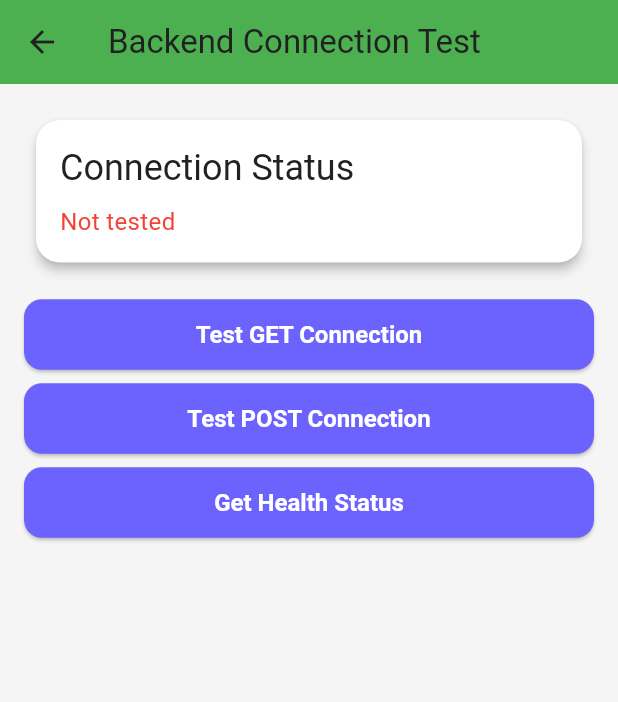
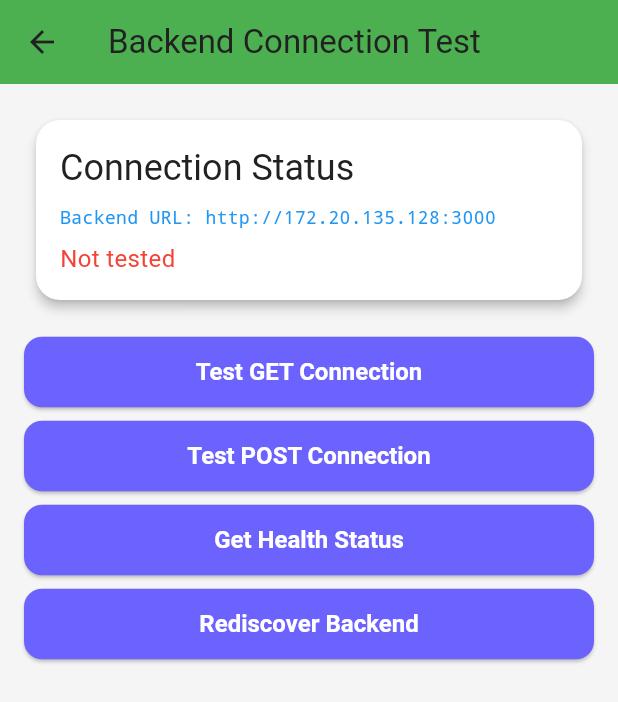
Before and after one commit to SongBuddy/SongBuddy-Frontend, a Flutter app: the BackendTestScreen screen opened directly, on a phone screen of 412 x 824 dp. Shown: the top 702 px of the screen. Run offline on Flutter 3.47's test engine with Material 3 defaults, Android fonts, the phone set to English and light mode, and no system bars; our stand-ins replace connectivity_plus, flutter_dotenv, flutter_secure_storage, share_plus, speech_to_text; accounts and stored records are empty; network calls fail; statements that could not run were skipped.

Commit message:
🔍 Add automatic backend discovery system
✨ Features:
- BackendDiscoveryService for automatic IP detection
- Dynamic backend URL resolution
- Network interface scanning
- Fallback URL system
- Caching with timeout

🔧 Smart Discovery:
- Scans common IPs: 127.0.0.1, 10.0.2.2, localhost
- Tests multiple ports: 3000, 3001, 8080, 8000
- Scans local network interfaces
- Caches successful discoveries
- 5-minute cache timeout

📱 UI Improvements:
- Shows discovered backend URL
- Rediscover backend button
- Real-time URL display
- Better error handling

🎯 Problem Solved:
- No more hardcoded IP addresses
- Works on any system automatically
- Handles iOS Simulator, Android Emulator, Physical devices
- Automatic fallback to working URLs

✅ Benefits:
- Zero configuration for new users
- Works across different networks
- Handles IP changes automatically
- Provides manual rediscovery option

```diff
--- a/lib/screens/backend_test_screen.dart
+++ b/lib/screens/backend_test_screen.dart
@@ -13,6 +13,26 @@ class _BackendTestScreenState extends State<BackendTestScreen> {
   String _status = 'Not tested';
   bool _isLoading = false;
   Map<String, dynamic>? _lastResponse;
+  String _backendUrl = 'Discovering...';
+
+  @override
+  void initState() {
+    super.initState();
+    _discoverBackend();
+  }
+
+  Future<void> _discoverBackend() async {
+    try {
+      final url = await BackendApiService.getCurrentBackendUrl();
+      setState(() {
+        _backendUrl = url;
+      });
+    } catch (e) {
+      setState(() {
+        _backendUrl = 'Discovery failed';
+      });
+    }
+  }
 
   Future<void> _testConnection() async {
     setState(() {
@@ -86,6 +106,29 @@ class _BackendTestScreenState extends State<BackendTestScreen> {
     }
   }
 
+  Future<void> _rediscoverBackend() async {
+    setState(() {
+      _isLoading = true;
+      _status = 'Rediscovering backend...';
+    });
+
+    try {
+      BackendApiService.clearBackendCache();
+      await _discoverBackend();
+      setState(() {
+        _status = '✅ Backend rediscovered!';
+      });
+    } catch (e) {
+      setState(() {
+        _status = '❌ Rediscovery failed: $e';
+      });
+    } finally {
+      setState(() {
+        _isLoading = false;
+      });
+    }
+  }
+
   @override
   Widget build(BuildContext context) {
     return Scaffold(
@@ -108,6 +151,15 @@ class _BackendTestScreenState extends State<BackendTestScreen> {
                     Text(
                       'Connection Status',
                       style: Theme.of(context).textTheme.headlineSmall,
+                    ),
+                    const SizedBox(height: 8),
+                    Text(
+                      'Backend URL: $_backendUrl',
+                      style: const TextStyle(
+                        fontSize: 12,
+                        color: Colors.blue,
+                        fontFamily: 'monospace',
+                      ),
                     ),
                     const SizedBox(height: 8),
                     Text(
@@ -146,6 +198,13 @@ class _BackendTestScreenState extends State<BackendTestScreen> {
             ElevatedButton(
               onPressed: _isLoading ? null : _getHealthStatus,
               child: const Text('Get Health Status'),
+            ),
+
+            const SizedBox(height: 8),
+
+            ElevatedButton(
+              onPressed: _isLoading ? null : _rediscoverBackend,
+              child: const Text('Rediscover Backend'),
             ),
 
             const SizedBox(height: 16),
--- a/lib/services/backend_api_service.dart
+++ b/lib/services/backend_api_service.dart
@@ -1,18 +1,62 @@
 import 'dart:convert';
 import 'package:http/http.dart' as http;
+import 'backend_discovery_service.dart';
 
 class BackendApiService {
-  // Use your Mac's IP address instead of localhost
-  // For iOS Simulator: use 127.0.0.1
-  // For Android Emulator: use 10.0.2.2
-  // For physical device: use your Mac's IP address
-  static const String baseUrl = 'http://172.20.135.128:3000';
+  // Dynamic backend URL discovery
+  static String? _baseUrl;
+
+  // Fallback URLs if discovery fails
+  static const List<String> fallbackUrls = [
+    'http://172.20.135.128:3000',  // Your Mac's IP
+    'http://127.0.0.1:3000',       // Localhost
+    'http://10.0.2.2:3000',        // Android Emulator
+  ];
+
+  /// Get the backend base URL (with automatic discovery)
+  static Future<String> get baseUrl async {
+    if (_baseUrl != null) return _baseUrl!;
+
+    // Try to discover backend automatically
+    String? discoveredUrl = await BackendDiscoveryService.discoverBackend();
+    if (discoveredUrl != null) {
+      _baseUrl = discoveredUrl;
+      return _baseUrl!;
+    }
+
+    // Fallback to hardcoded URLs
+    for (String url in fallbackUrls) {
+      if (await _testUrl(url)) {
+        _baseUrl = url;
+        return _baseUrl!;
+      }
+    }
+
+    // Last resort
+    _baseUrl = fallbackUrls.first;
+    return _baseUrl!;
+  }
+
+  /// Test if a URL is reachable
+  static Future<bool> _testUrl(String url) async {
+    try {
+      final response = await http.get(
+        Uri.parse('$url/health'),
+        headers: {'Content-Type': 'application/json'},
+      ).timeout(const Duration(seconds: 2));
+
+      return response.statusCode == 200;
+    } catch (e) {
+      return false;
+    }
+  }
 
   // Test connection to backend
   static Future<Map<String, dynamic>> testConnection() async {
     try {
+      final url = await baseUrl;
       final response = await http.get(
-        Uri.parse('$baseUrl/api/test'),
+        Uri.parse('$url/api/test'),
         headers: {'Content-Type': 'application/json'},
       );
 
@@ -29,8 +73,9 @@ class BackendApiService {
   // Test POST request to backend
   static Future<Map<String, dynamic>> testPostConnection(String message) async {
     try {
+      final url = await baseUrl;
       final response = await http.post(
-        Uri.parse('$baseUrl/api/test'),
+        Uri.parse('$url/api/test'),
         headers: {'Content-Type': 'application/json'},
         body: json.encode({'message': message}),
       );
@@ -48,8 +93,9 @@ class BackendApiService {
   // Get backend health status
   static Future<Map<String, dynamic>> getHealthStatus() async {
     try {
+      final url = await baseUrl;
       final response = await http.get(
-        Uri.parse('$baseUrl/health'),
+        Uri.parse('$url/health'),
         headers: {'Content-Type': 'application/json'},
       );
 
@@ -62,4 +108,15 @@ class BackendApiService {
       throw Exception('Failed to get health status: $e');
     }
   }
+
+  /// Get the current backend URL being used
+  static Future<String> getCurrentBackendUrl() async {
+    return await baseUrl;
+  }
+
+  /// Clear the backend URL cache (force rediscovery)
+  static void clearBackendCache() {
+    _baseUrl = null;
+    BackendDiscoveryService.clearCache();
+  }
 }
--- /dev/null
+++ b/lib/services/backend_discovery_service.dart
@@ -0,0 +1,114 @@
+import 'dart:convert';
+import 'dart:io';
+import 'package:http/http.dart' as http;
+
+class BackendDiscoveryService {
+  // Common IP addresses to try
+  static const List<String> commonIPs = [
+    '127.0.0.1',      // Localhost
+    '10.0.2.2',       // Android Emulator
+    'localhost',       // Fallback
+  ];
+
+  // Common ports to try
+  static const List<int> commonPorts = [3000, 3001, 8080, 8000];
+
+  // Cache for discovered backend
+  static String? _discoveredBackendUrl;
+  static DateTime? _lastDiscovery;
+  static const Duration cacheTimeout = Duration(minutes: 5);
+
+  /// Discover the backend URL automatically
+  static Future<String?> discoverBackend() async {
+    // Check cache first
+    if (_discoveredBackendUrl != null &&
+        _lastDiscovery != null &&
+        DateTime.now().difference(_lastDiscovery!) < cacheTimeout) {
+      return _discoveredBackendUrl;
+    }
+
+    print('🔍 Discovering backend...');
+
+    // Try common IPs and ports
+    for (String ip in commonIPs) {
+      for (int port in commonPorts) {
+        String url = 'http://$ip:$port';
+        if (await _testBackend(url)) {
+          _discoveredBackendUrl = url;
+          _lastDiscovery = DateTime.now();
+          print('✅ Backend discovered at: $url');
+          return url;
+        }
+      }
+    }
+
+    // Try to get local network IPs
+    await _tryLocalNetworkIPs();
+
+    print('❌ Backend not found automatically');
+    return null;
+  }
+
+  /// Test if a backend URL is reachable
+  static Future<bool> _testBackend(String baseUrl) async {
+    try {
+      final response = await http.get(
+        Uri.parse('$baseUrl/health'),
+        headers: {'Content-Type': 'application/json'},
+      ).timeout(const Duration(seconds: 2));
+
+      if (response.statusCode == 200) {
+        final data = json.decode(response.body);
+        return data['success'] == true;
+      }
+    } catch (e) {
+      // Connection failed, try next URL
+    }
+    return false;
+  }
+
+  /// Try to discover local network IPs
+  static Future<void> _tryLocalNetworkIPs() async {
+    try {
+      // Get local IP addresses
+      for (var interface in await NetworkInterface.list()) {
+        for (var addr in interface.addresses) {
+          if (addr.type == InternetAddressType.IPv4 &&
+              !addr.isLoopback &&
+              !addr.address.startsWith('169.254.')) { // Skip auto-assigned IPs
+
+            String ip = addr.address;
+            for (int port in commonPorts) {
+              String url = 'http://$ip:$port';
+              if (await _testBackend(url)) {
+                _discoveredBackendUrl = url;
+                _lastDiscovery = DateTime.now();
+                print('✅ Backend discovered at: $url');
+                return;
+              }
+            }
+          }
+        }
+      }
+    } catch (e) {
+      print('Error discovering local network IPs: $e');
+    }
+  }
+
+  /// Get the discovered backend URL
+  static String? getDiscoveredBackend() {
+    return _discoveredBackendUrl;
+  }
+
+  /// Clear the discovery cache
+  static void clearCache() {
+    _discoveredBackendUrl = null;
+    _lastDiscovery = null;
+  }
+
+  /// Manual backend URL configuration
+  static void setBackendUrl(String url) {
+    _discoveredBackendUrl = url;
+    _lastDiscovery = DateTime.now();
+  }
+}
```
